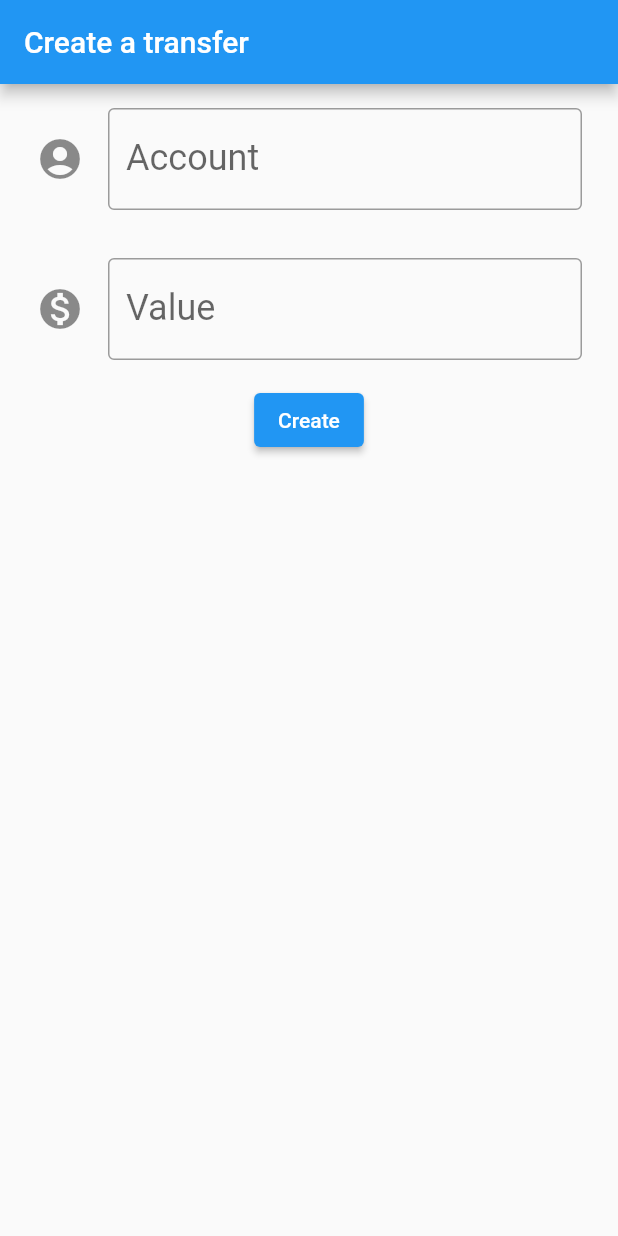
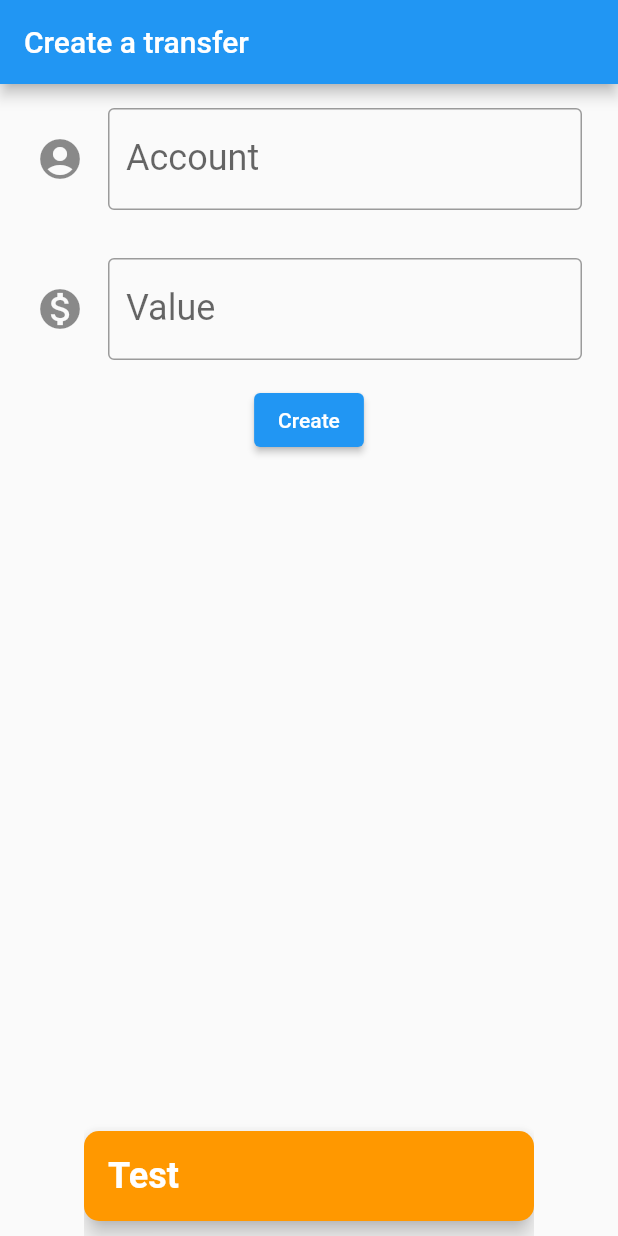
Before and after one commit to andersonmoura109/bytebank, a Flutter app: the screen it shows after launch, after a tap on "Create", on a phone screen of 412 x 824 dp. Run offline on Flutter 3.47's test engine with Material 2 defaults, Android fonts, the phone set to English and light mode, and no system bars.

```diff
--- a/lib/main.dart
+++ b/lib/main.dart
@@ -30,58 +30,24 @@ class TransferForm extends StatelessWidget {
       ),
       body: Column(
         children: [
-          Padding(
-            padding: const EdgeInsets.fromLTRB(24.0, 16, 24.0, 16),
-            child: TextField(
+          EditField(
               controller: _accountController,
-              keyboardType: TextInputType.number,
-              style: const TextStyle(
-                fontSize: 24.0,
-              ),
-              decoration: const InputDecoration(
-                icon: Icon(
-                  Icons.account_circle,
-                  size: 32.0,
-                ),
-                border: OutlineInputBorder(),
-                labelText: 'Account',
-                hintText: '1000',
-              ),
-            ),
-          ),
-          Padding(
-            padding: const EdgeInsets.fromLTRB(24.0, 16, 24.0, 16),
-            child: TextField(
+              label: 'Account',
+              hint: '1000',
+              icon: Icons.account_circle),
+          EditField(
               controller: _valueController,
-              keyboardType: TextInputType.number,
-              style: const TextStyle(
-                fontSize: 24.0,
-              ),
-              decoration: const InputDecoration(
-                icon: Icon(
-                  Icons.monetization_on,
-                  size: 32.0,
-                ),
-                border: OutlineInputBorder(),
-                labelText: 'Value',
-                hintText: '100.00',
-              ),
-            ),
-          ),
+              label: 'Value',
+              hint: '100.0',
+              icon: Icons.monetization_on),
           ElevatedButton(
-            onPressed: () {
-              final int? account = int.tryParse(_accountController.text);
-              final double? value = double.tryParse(_valueController.text);
-              if ((account != null) && (value != null)) {
-                final createdTransfer =
-                    Transfer(value: value, account: account);
-                debugPrint(createdTransfer.toString());
-
+            onPressed: () => {
+              _createTransfer,
               ScaffoldMessenger.of(context).showSnackBar(
                 SnackBar(
-                    content: Text(
-                      createdTransfer.toString(),
-                      style: const TextStyle(
+                  content: const Text(
+                    'Test',
+                    style: TextStyle(
                       color: Colors.white,
                       fontSize: 24,
                       fontWeight: FontWeight.bold,
@@ -96,12 +62,54 @@ class TransferForm extends StatelessWidget {
                     borderRadius: BorderRadius.circular(10),
                   ),
                 ),
-                );
-              }
+              ),
             },
             child: const Text('Create'),
           )
         ],
+      ),
+    );
+  }
+
+  void _createTransfer() {
+    final int? account = int.tryParse(_accountController.text);
+    final double? value = double.tryParse(_valueController.text);
+    if ((account != null) && (value != null)) {
+      Transfer(value: value, account: account);
+    }
+  }
+}
+
+class EditField extends StatelessWidget {
+  final TextEditingController controller;
+  final String? label;
+  final String? hint;
+  final IconData? icon;
+
+  const EditField(
+      {required this.controller, this.label, this.hint, this.icon, super.key});
+
+  @override
+  Widget build(BuildContext context) {
+    return Padding(
+      padding: const EdgeInsets.fromLTRB(24.0, 16, 24.0, 16),
+      child: TextField(
+        controller: controller,
+        keyboardType: TextInputType.number,
+        style: const TextStyle(
+          fontSize: 24.0,
+        ),
+        decoration: InputDecoration(
+          icon: icon != null
+              ? Icon(
+                  icon,
+                  size: 32.0,
+                )
+              : null,
+          border: const OutlineInputBorder(),
+          labelText: label,
+          hintText: hint,
+        ),
       ),
     );
   }
```
Lines whose indentation alone changed are shown as unchanged.
